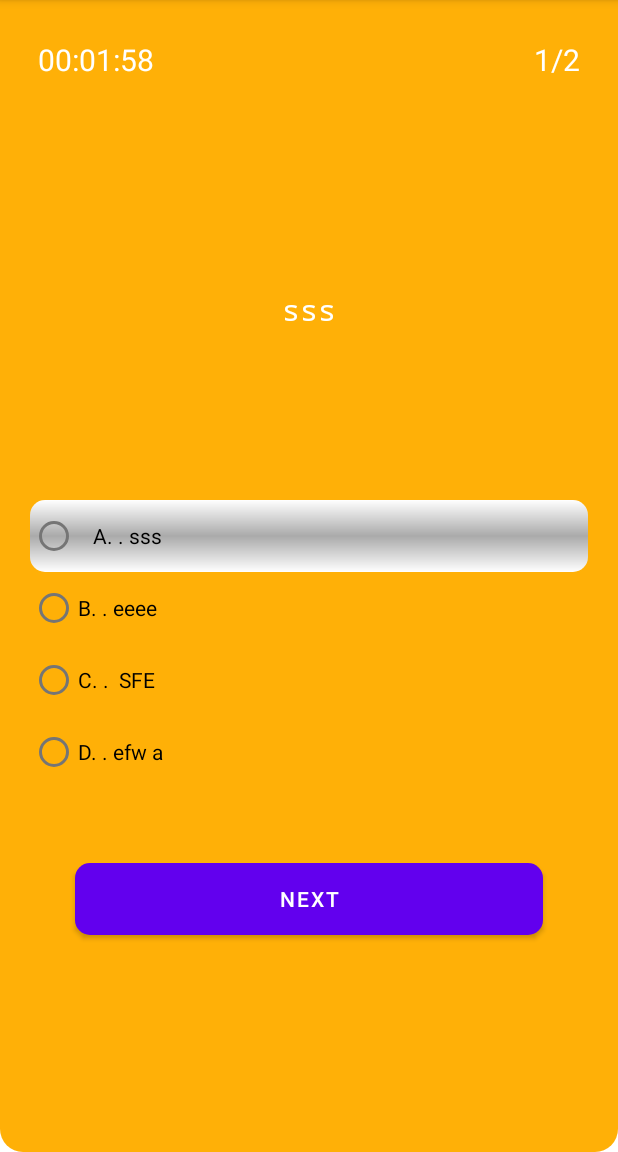
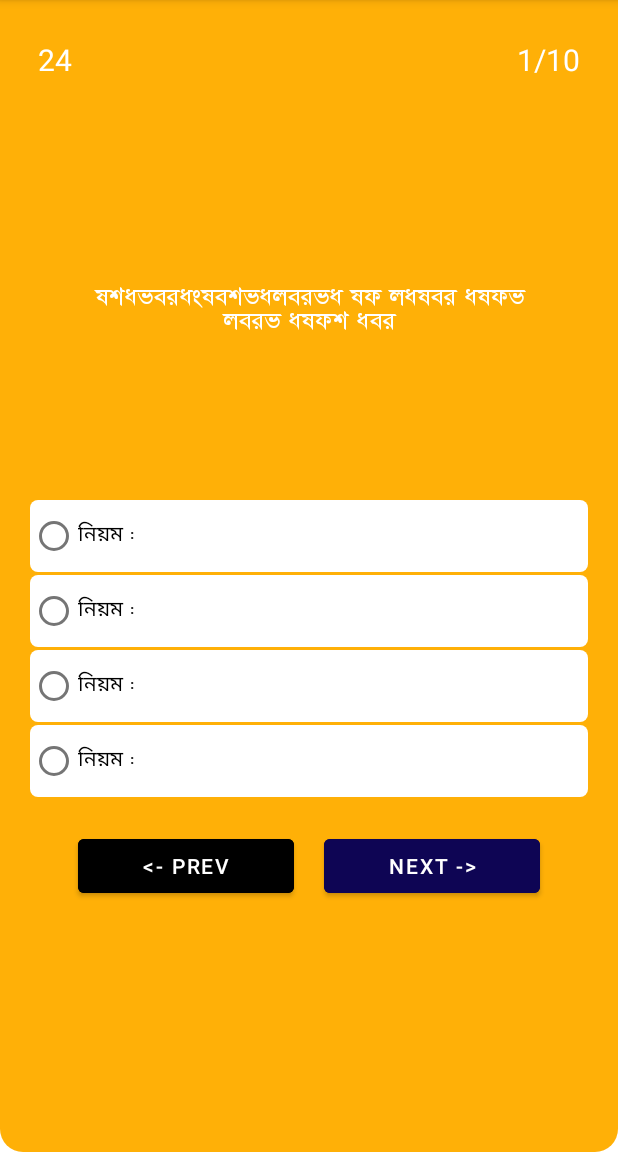
Before and after one commit to roconmachine/pulse, an Android app: the fragment Quiz shown on its own in the app's theme, on a phone screen of 412 x 824 dp, the part 84-1236 px from its top. Run offline under Robolectric (Android 15) with nearby library versions, the phone set to English and light mode, and no system bars; 3 statements that could not run were skipped.

Commit message:
quiz screen design done

```diff
--- a/app/src/main/java/com/edu/io/pulse/ui/quiz/Quiz.java
+++ b/app/src/main/java/com/edu/io/pulse/ui/quiz/Quiz.java
@@ -1,7 +1,6 @@
 package com.edu.io.pulse.ui.quiz;
 
-import androidx.lifecycle.ViewModelProvider;
-
+import android.graphics.Typeface;
 import android.os.Bundle;
 
 import androidx.annotation.NonNull;
@@ -14,12 +13,10 @@ import android.os.CountDownTimer;
 import android.view.LayoutInflater;
 import android.view.View;
 import android.view.ViewGroup;
-import android.widget.TextView;
-import android.widget.Toast;
 
 import com.edu.io.pulse.R;
-import com.edu.io.pulse.databinding.FragmentHomeBinding;
 import com.edu.io.pulse.databinding.FragmentQuizBinding;
+import com.edu.io.pulse.utils.Database;
 
 import java.util.ArrayList;
 import java.util.List;
@@ -27,6 +24,9 @@ import java.util.List;
 public class Quiz extends Fragment {
 
     private FragmentQuizBinding binding;
+    private static final String ARG_PARAM1 = "set_no";
+    private Typeface fontBangla;
+    private int set = 0;
     CountDownTimer timer;
     int numberOfQuestion;
     List<QuizQuestion> quizQuestions;
@@ -35,6 +35,14 @@ public class Quiz extends Fragment {
 
     public static Quiz newInstance() {
         return new Quiz();
+    }
+
+    @Override
+    public void onCreate(Bundle savedInstanceState) {
+        super.onCreate(savedInstanceState);
+        if (getArguments() != null) {
+            set = getArguments().getInt(ARG_PARAM1);
+        }
     }
 
     @Override
@@ -50,16 +58,7 @@ public class Quiz extends Fragment {
 
     private void initView(){
         this.quizQuestions = new ArrayList<>(0);
-        this.quizQuestions.add(new QuizQuestion(
-                "sss",
-                new String[]{"sss", "eeee", " SFE", "efw a"}
-                ,2
-        ));
-        this.quizQuestions.add(new QuizQuestion(
-                "তুমি কি কিছু জান ?",
-                new String[]{"তুমি ", "তুমি ", "তুমি ", "তুমি "},
-                1
-        ));
+        this.quizQuestions = Database.getQuestionBySet(this.set);
         currentQuestionIndex = -1;
         setNextQuestion();
         startTimer(this.quizQuestions.size() * 60);
@@ -67,6 +66,8 @@ public class Quiz extends Fragment {
         binding.nextBtn.setOnClickListener(v -> {
             this.setNextQuestion();
         });
+
+        //fontBangla = Typeface.createFromAsset(getContext().getAssets(), getf);
     }
 
     void startTimer(int secs){
@@ -99,11 +100,11 @@ public class Quiz extends Fragment {
         }
         QuizQuestion question = this.quizQuestions.get(currentQuestionIndex);
         binding.question.setText(question.getQuestion());
-
-        binding.optionA.setText(getString(R.string.option_label_format,"A. ", question.getOptions()[0]));
-        binding.optionB.setText(getString(R.string.option_label_format,"B. ", question.getOptions()[1]));
-        binding.optionC.setText(getString(R.string.option_label_format,"C. ", question.getOptions()[2]));
-        binding.optionD.setText(getString(R.string.option_label_format,"D. ", question.getOptions()[3]));
+        //binding.question.setTypeface(fontBangla);
+        binding.optionA.setText(getString(R.string.option_label_format,"1", question.getOptions()[0]));
+        binding.optionB.setText(getString(R.string.option_label_format,"2", question.getOptions()[1]));
+        binding.optionC.setText(getString(R.string.option_label_format,"3", question.getOptions()[2]));
+        binding.optionD.setText(getString(R.string.option_label_format,"4", question.getOptions()[3]));
 
         binding.questionCounter.setText(getString(
                 R.string.question_counter_format,
--- a/app/src/main/java/com/edu/io/pulse/ui/quiz_list/SetsRecyclerViewAdapter.java
+++ b/app/src/main/java/com/edu/io/pulse/ui/quiz_list/SetsRecyclerViewAdapter.java
@@ -3,9 +3,7 @@ package com.edu.io.pulse.ui.quiz_list;
 import androidx.annotation.NonNull;
 import androidx.recyclerview.widget.RecyclerView;
 
-import android.graphics.Color;
 import android.view.LayoutInflater;
-import android.view.View;
 import android.view.ViewGroup;
 import android.widget.ImageView;
 import android.widget.TextView;
@@ -56,7 +54,7 @@ public class SetsRecyclerViewAdapter extends RecyclerView.Adapter<SetsRecyclerVi
         holder.statusImage.setImageResource(
                 mValues.get(position).getStatus() == SetsDomain.Status.LOCKED ?
                         R.drawable.lock_yellow :
-                        R.drawable.bd_round
+                        R.drawable.bg_round
 
         );
 
--- a/app/src/main/java/com/edu/io/pulse/utils/Database.java
+++ b/app/src/main/java/com/edu/io/pulse/utils/Database.java
@@ -18,7 +18,7 @@ public class Database {
         if(set > questions.size()/QUESTION_PERSET) return null;
 
         int indexStart = (set - 1) * QUESTION_PERSET;
-        int indexEnd = indexStart + QUESTION_PERSET;
+        int indexEnd = indexStart + QUESTION_PERSET-1;
 
         List<QuizQuestion> quizQuestions = new ArrayList<>();
         for (;indexStart <= indexEnd; indexStart++)
--- /dev/null
+++ b/app/src/main/res/drawable/bg_contrast_round.xml
@@ -0,0 +1,7 @@
+<?xml version="1.0" encoding="utf-8"?>
+<shape xmlns:android="http://schemas.android.com/apk/res/android">
+    <solid android:color="@color/contrast_color"/>
+    <corners
+        android:radius="5dp" />
+
+</shape>
--- a/app/src/main/res/layout/fragment_home.xml
+++ b/app/src/main/res/layout/fragment_home.xml
@@ -13,7 +13,7 @@
         android:id="@+id/calendarView"
         android:layout_width="match_parent"
         android:layout_height="wrap_content"
-        android:background="@drawable/bd_round"
+        android:background="@drawable/bg_round"
         app:layout_constraintBottom_toBottomOf="parent"
         app:layout_constraintEnd_toEndOf="parent"
         app:layout_constraintStart_toStartOf="parent"
--- a/app/src/main/res/layout/fragment_item.xml
+++ b/app/src/main/res/layout/fragment_item.xml
@@ -4,7 +4,7 @@
     android:layout_width="match_parent"
     android:layout_height="wrap_content"
     android:orientation="horizontal"
-    android:background="@drawable/bd_round"
+    android:background="@drawable/bg_round"
     android:weightSum="1"
     >
 
--- a/app/src/main/res/layout/fragment_quiz.xml
+++ b/app/src/main/res/layout/fragment_quiz.xml
@@ -68,12 +68,13 @@
         android:layout_marginStart="16dp"
         android:layout_marginTop="16dp"
         android:layout_marginEnd="16dp"
-        android:fontFamily="monospace"
+
         android:gravity="center"
         android:text="lkafeiaslekfajeifa ld jalei aldf jeif aldk aei"
         android:textColor="@color/text_color"
+        android:fontFamily="@font/sutonnymj_regular"
 
-        android:textSize="20dp"
+        android:textSize="20sp"
         app:layout_constraintBottom_toBottomOf="@+id/view5"
         app:layout_constraintEnd_toEndOf="@+id/view5"
         app:layout_constraintStart_toStartOf="@+id/view5"
@@ -93,37 +94,70 @@
             android:layout_width="match_parent"
             android:layout_height="wrap_content"
             android:text="@string/rule_title"
-            android:background="@drawable/roundable"
+            style="@style/radio_btn_style"
+            android:background="@drawable/bg_round"
             />
 
         <RadioButton android:id="@+id/optionB"
             android:layout_width="match_parent"
             android:layout_height="wrap_content"
-            android:text="@string/rule_title"/>
+            android:text="@string/rule_title"
+            style="@style/radio_btn_style"
+            android:background="@drawable/bg_round"/>
 
         <RadioButton android:id="@+id/optionC"
             android:layout_width="match_parent"
             android:layout_height="wrap_content"
-            android:text="@string/rule_title"/>
+            android:text="@string/rule_title"
+            style="@style/radio_btn_style"
+            android:background="@drawable/bg_round"/>
 
         <RadioButton android:id="@+id/optionD"
             android:layout_width="match_parent"
             android:layout_height="wrap_content"
-            android:text="@string/rule_title"/>
+            android:text="@string/rule_title"
+            style="@style/radio_btn_style"
+            android:background="@drawable/bg_round"/>
 
     </RadioGroup>
 
-    <Button
-        android:id="@+id/nextBtn"
-        android:layout_width="0dp"
+    <LinearLayout
+        android:layout_width="match_parent"
         android:layout_height="wrap_content"
-        android:layout_margin="50dp"
-        android:backgroundTint="@color/txt_color1"
-        android:background="@drawable/roundable"
-        android:text="@string/btnNextText"
         app:layout_constraintEnd_toEndOf="parent"
         app:layout_constraintStart_toStartOf="parent"
-        app:layout_constraintTop_toBottomOf="@+id/options" />
+        app:layout_constraintTop_toBottomOf="@+id/options"
+        android:orientation="horizontal"
+        android:gravity="center_horizontal"
+        android:layout_marginTop="20dp"
+        android:weightSum="1"
+        android:layout_marginRight="16dp"
+        android:layout_marginLeft="16dp"
+        >
+
+
+        <Button
+            android:id="@+id/preBtn"
+            android:layout_width="0dp"
+            android:layout_height="wrap_content"
+
+            android:text="@string/btnPrevText"
+            android:backgroundTint="@color/black"
+            android:layout_weight=".4"
+            android:layout_marginEnd="10dp"
+            />
+
+        <Button
+            android:id="@+id/nextBtn"
+            android:layout_width="0dp"
+            android:layout_height="wrap_content"
+            android:layout_weight=".4"
+            android:text="@string/btnNextText"
+            android:backgroundTint="@color/contrast_color"
+            android:layout_marginStart="10dp"
+            />
+    </LinearLayout>
+
 
 
 </androidx.constraintlayout.widget.ConstraintLayout>
--- a/app/src/main/res/navigation/mobile_navigation.xml
+++ b/app/src/main/res/navigation/mobile_navigation.xml
@@ -42,7 +42,7 @@
             app:destination="@id/quiz_review" />
         <action
             android:id="@+id/action_quiz_main_to_nav_home"
-            app:destination="@id/nav_home" />
+            app:destination="@id/nav_quiz_list" />
     </fragment>
     <fragment
         android:id="@+id/quizStartFragment"
--- a/app/src/main/res/values/strings.xml
+++ b/app/src/main/res/values/strings.xml
@@ -29,7 +29,8 @@
 
     <string name="option_label_format">%1$s. %2$s</string>
     <string name="question_counter_format">"%d/%d"</string>
-    <string name="btnNextText">Next</string>
+    <string name="btnNextText">Next -&gt;</string>
+    <string name="btnPrevText"> &lt;- Prev</string>
     <string name="btnFinishText">Finish</string>
     <string name="creator_email">roconmachine@gmail.com</string>
     <string name="btnStart">Start</string>
--- a/app/src/main/res/values/themes.xml
+++ b/app/src/main/res/values/themes.xml
@@ -41,6 +41,16 @@
         <item name="android:lineSpacingExtra">8dp</item>
     </style>
 
+    <!--    custom-->
+    <style name="radio_btn_style">
+        <item name="fontFamily">@font/sutonnymj_regular</item>
+        <item name="android:layout_marginBottom">2dp</item>
+    </style>
+
+    <style name="question_text_style">
+        <item name="fontFamily">@font/sutonnymj_regular</item>
+
+    </style>
 
 
 
```
Also changed, not shown: app/src/main/res/drawable/bg_round.xml (renamed from app/src/main/res/drawable/bd_round.xml), app/src/main/res/font/sutonnymj_regular.ttf (added).
